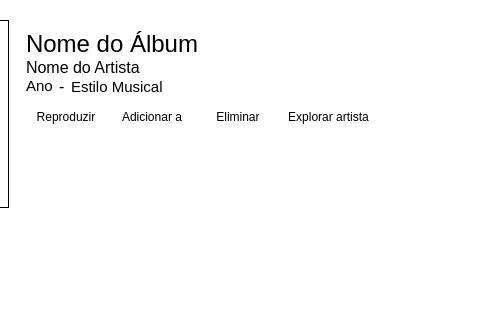
Above: media5/mainwindow.ui from Grupo-9-EngenhariaSoftware2016/Media-Player before the change; both pictures show x 82 to 562 and y 0 to 320 of the 1032 by 706 pixel window. Below: the same form after it.
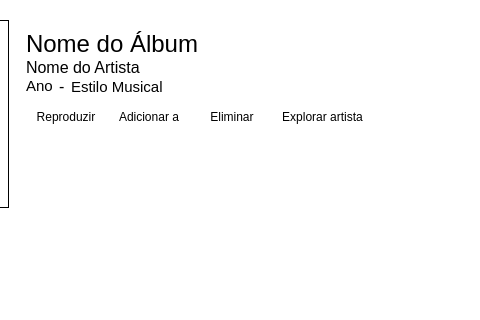
That is the form after the change. The open tabs and pages were chosen to show the change. Icons and pictures are not drawn.

Commit message: menu de "adicionar a..."

What changed in the file:
```diff
--- a/media5/mainwindow.ui
+++ b/media5/mainwindow.ui
@@ -1434,20 +1434,6 @@
             </property>
            </spacer>
           </item>
-          <item row="5" column="4">
-           <widget class="QPushButton" name="page_album_info_button_addTo">
-            <property name="text">
-             <string>Adicionar a</string>
-            </property>
-            <property name="icon">
-             <iconset resource="icons/img.qrc">
-              <normaloff>:/cross.png</normaloff>:/cross.png</iconset>
-            </property>
-            <property name="flat">
-             <bool>true</bool>
-            </property>
-           </widget>
-          </item>
           <item row="6" column="1" colspan="7">
            <spacer name="verticalSpacer_6">
             <property name="orientation">
@@ -1603,6 +1589,26 @@
             </property>
            </spacer>
           </item>
+          <item row="5" column="4">
+           <widget class="QToolButton" name="page_album_info_button_addTo">
+            <property name="text">
+             <string>Adicionar a</string>
+            </property>
+            <property name="icon">
+             <iconset resource="icons/img.qrc">
+              <normaloff>:/cross.png</normaloff>:/cross.png</iconset>
+            </property>
+            <property name="popupMode">
+             <enum>QToolButton::InstantPopup</enum>
+            </property>
+            <property name="toolButtonStyle">
+             <enum>Qt::ToolButtonTextBesideIcon</enum>
+            </property>
+            <property name="autoRaise">
+             <bool>true</bool>
+            </property>
+           </widget>
+          </item>
          </layout>
         </item>
         <item row="1" column="3" colspan="2">
```
Left out of the diff: 38 changed lines with no effect on the pictures. The commit also changes 2 other files.
